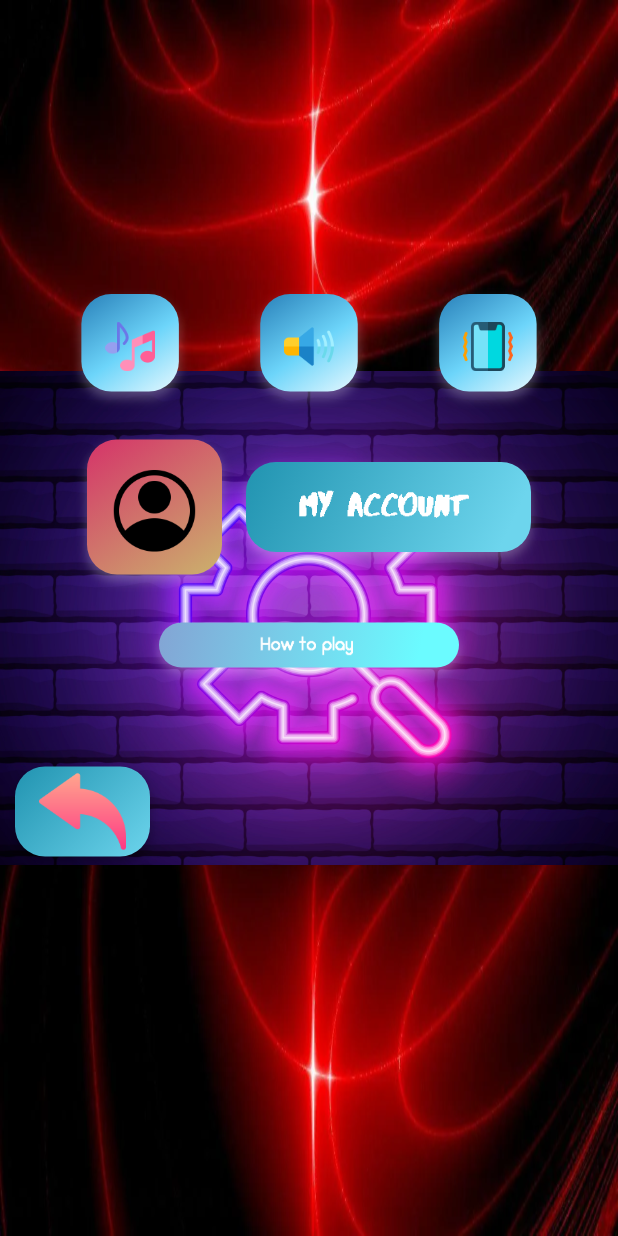
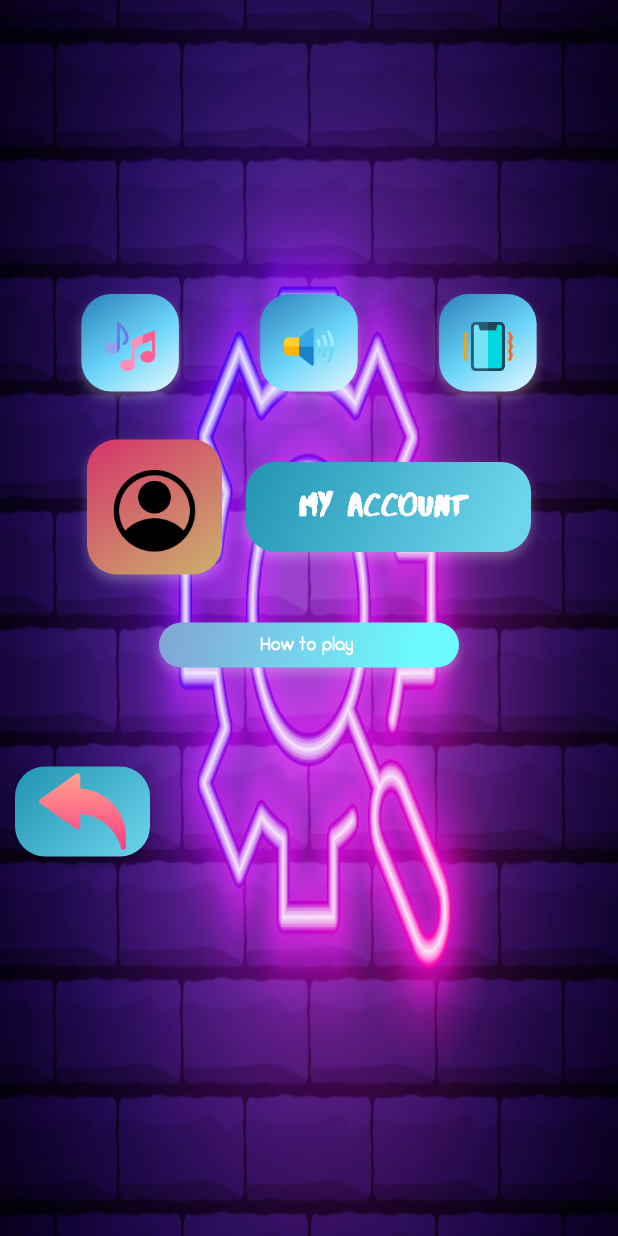
Before and after one commit to thanhpro0703/o_z_e, a Flutter app: the ScreenSetting screen opened directly, on a phone screen of 412 x 824 dp. Run offline on Flutter 3.47's test engine with Material 2 defaults, Android fonts, the phone set to English and light mode, and no system bars.

Commit message:
update file

```diff
--- a/game_app/lib/main.dart
+++ b/game_app/lib/main.dart
@@ -17,7 +17,7 @@ class MyApp extends StatelessWidget {
   @override
   Widget build(BuildContext context) {
     return const MaterialApp(
-      home: ScreenMainGame(),
+      home: ScreenSetting(),
     );
   }
 }
--- a/game_app/lib/screen_setting/screen_seting.dart
+++ b/game_app/lib/screen_setting/screen_seting.dart
@@ -14,20 +14,12 @@ class _ScreenSettingState extends State<ScreenSetting> {
     return SafeArea(
       child: Scaffold(
         body: Container(
-          width: MediaQuery.of(context).size.width,
-          height: MediaQuery.of(context).size.height,
           decoration: BoxDecoration(
               image: DecorationImage(
                   image: AssetImage(
-                    "assets/background-index.jpg",
+                    "assets/background-setting.jpeg",
                   ),
                   fit: BoxFit.fill)),
-          child: Container(
-            width: MediaQuery.of(context).size.width,
-            height: MediaQuery.of(context).size.height / 2,
-            decoration: BoxDecoration(
-                image: DecorationImage(
-                    image: AssetImage('assets/background-setting.jpeg'))),
           child: Column(
             children: [
               Padding(
@@ -157,12 +149,11 @@ class _ScreenSettingState extends State<ScreenSetting> {
                                   shape: MaterialStateProperty.all<
                                       RoundedRectangleBorder>(
                                     RoundedRectangleBorder(
-                                        borderRadius:
-                                            BorderRadius.circular(20.0),
+                                      borderRadius: BorderRadius.circular(20.0),
                                     ),
                                   ),
-                                    minimumSize: MaterialStateProperty.all(
-                                        Size(100, 60)),
+                                  minimumSize:
+                                      MaterialStateProperty.all(Size(100, 60)),
                                   backgroundColor: MaterialStateProperty.all(
                                       Colors.transparent),
                                   // elevation: MaterialStateProperty.all(3),
@@ -170,8 +161,7 @@ class _ScreenSettingState extends State<ScreenSetting> {
                                       Colors.transparent),
                                 ),
                                 onPressed: () {
-                                    Navigator.of(context)
-                                        .push(MaterialPageRoute(
+                                  Navigator.of(context).push(MaterialPageRoute(
                                     builder: (context) => ScreenMainGame(),
                                   ));
                                 },
@@ -184,7 +174,6 @@ class _ScreenSettingState extends State<ScreenSetting> {
                 ],
               ),
             ],
-            ),
           ),
         ),
       ),
```
Lines whose indentation alone changed are shown as unchanged.
